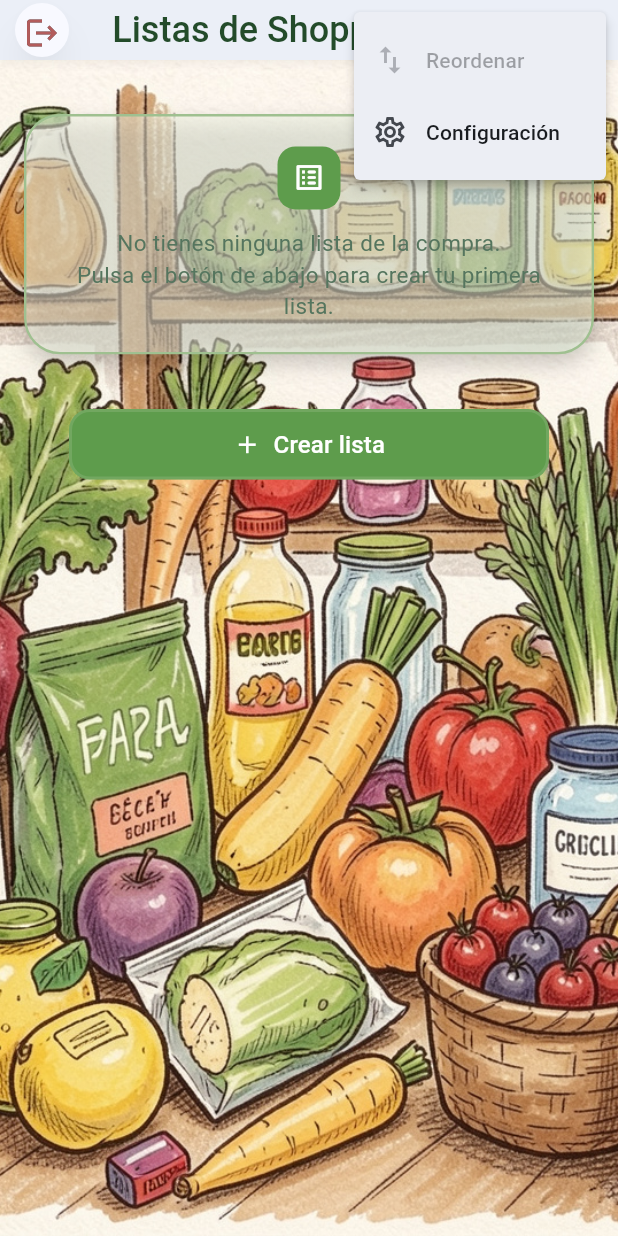
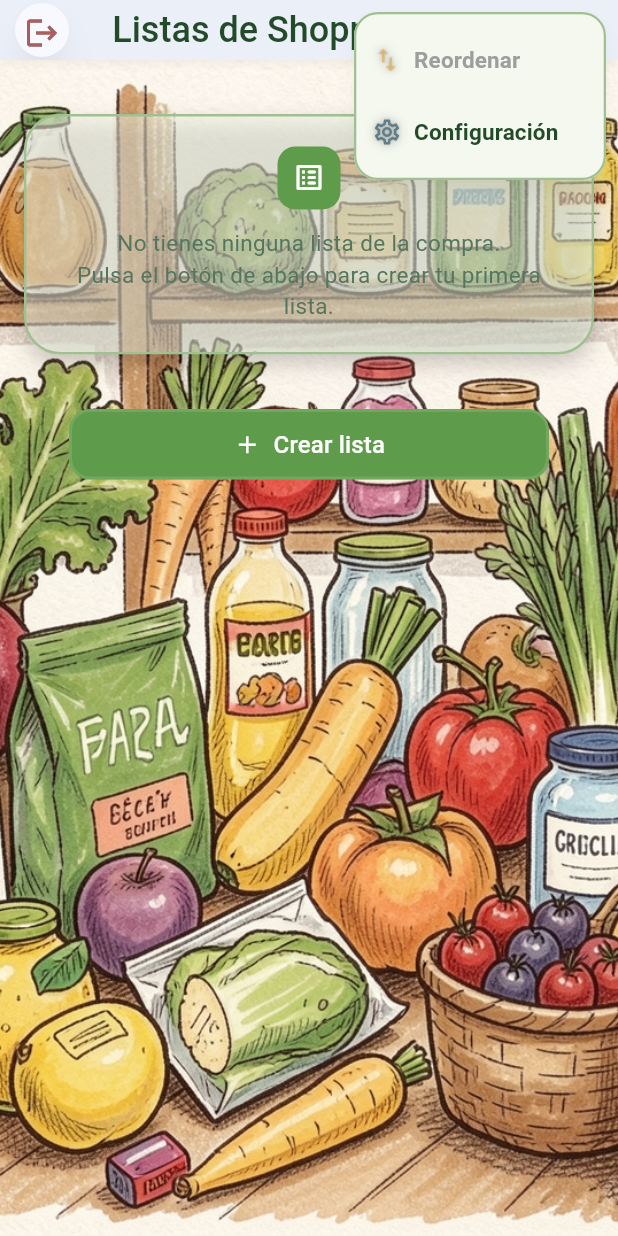
Before and after one commit to Javier-D-Restoy/shopping_hero, a Flutter app: the ListManager screen opened directly, after a tap on the "more vert" icon, on a phone screen of 412 x 824 dp. Run offline on Flutter 3.47's test engine with Material 3 defaults, Android fonts, the light colour scheme and no system bars; drawn by our look-alikes of auto_size_text; our stand-ins replace cloud_firestore, firebase_auth, firebase_core, flutter_svg, hive_flutter; accounts and stored records are empty.

Commit message:
- Ligera actualización visual del menu Mas Opciones de ListManager, el de los 3 puntos, para que siga el estilo de la app.

```diff
--- a/lib/features/auth/presentation/screens/notifications_page.dart
+++ b/lib/features/auth/presentation/screens/notifications_page.dart
@@ -81,7 +81,7 @@ class _NotificationsPageState extends State<NotificationsPage> {
     final themeProvider = context.watch<ThemeProvider>();
 
     return Scaffold(
-      appBar: AppBar(title: const Text('Notificaciones')),
+      appBar: AppBar(title: const Text('  Notificaciones')),
       body: RefreshIndicator(
         color: themeProvider.primaryColor,
         onRefresh: _loadInvitations,
--- a/lib/features/shopping_lists/presentation/screens/list_manager_page.dart
+++ b/lib/features/shopping_lists/presentation/screens/list_manager_page.dart
@@ -190,6 +190,13 @@ class _ListManagerState extends State<ListManager> {
             tooltip: 'Más opciones',
             enabled: !_isLoggingOut,
             icon: const Icon(Icons.more_vert),
+            color: themeProvider.surfaceSoft,
+            elevation: 6,
+            shadowColor: themeProvider.cardShadowColor,
+            shape: RoundedRectangleBorder(
+              borderRadius: BorderRadius.circular(16),
+              side: BorderSide(color: themeProvider.borderColor, width: 1.5),
+            ),
             onSelected: (action) {
               switch (action) {
                 case _ListManagerAction.reorder:
@@ -212,11 +219,26 @@ class _ListManagerState extends State<ListManager> {
               PopupMenuItem<_ListManagerAction>(
                 value: _ListManagerAction.reorder,
                 enabled: listNames.length > 1,
-                child: const Row(
+                child: Row(
                   children: [
-                    Icon(Icons.swap_vert),
-                    SizedBox(width: 12),
-                    Text('Reordenar'),
+                    Icon(
+                      Icons.swap_vert,
+                      size: 20,
+                      color: Colors.orange,
+                      weight: 30,
+                      shadows: themeProvider.shadowsMid,
+                    ),
+                    const SizedBox(width: 8),
+                    Text(
+                      'Reordenar',
+                      style: TextStyle(
+                        color: listNames.length > 1
+                            ? themeProvider.textStrongColor
+                            : Colors.grey,
+                        fontSize: 15,
+                        fontWeight: FontWeight.w600,
+                      ),
+                    ),
                   ],
                 ),
               ),
@@ -226,9 +248,22 @@ class _ListManagerState extends State<ListManager> {
                   child: Row(
                     mainAxisSize: MainAxisSize.min,
                     children: [
-                      const Icon(Icons.notifications_outlined),
-                      const SizedBox(width: 12),
-                      const Text('Notificaciones'),
+                      Icon(
+                        Icons.notifications_outlined,
+                        size: 20,
+                        color: themeProvider.primaryColor,
+                        weight: 30,
+                        shadows: themeProvider.shadowsMid,
+                      ),
+                      const SizedBox(width: 8),
+                      Text(
+                        'Notificaciones',
+                        style: TextStyle(
+                          color: themeProvider.textStrongColor,
+                          fontSize: 15,
+                          fontWeight: FontWeight.w600,
+                        ),
+                      ),
                       if (_pendingNotificationCount > 0) ...[
                         const SizedBox(width: 8),
                         Container(
@@ -257,13 +292,26 @@ class _ListManagerState extends State<ListManager> {
                     ],
                   ),
                 ),
-              const PopupMenuItem<_ListManagerAction>(
+              PopupMenuItem<_ListManagerAction>(
                 value: _ListManagerAction.settings,
                 child: Row(
                   children: [
-                    Icon(Icons.settings_outlined),
-                    SizedBox(width: 12),
-                    Text('Configuración'),
+                    Icon(
+                      Icons.settings_outlined,
+                      size: 20,
+                      color: Colors.blueGrey,
+                      weight: 30,
+                      shadows: themeProvider.shadowsMid,
+                    ),
+                    const SizedBox(width: 8),
+                    Text(
+                      'Configuración',
+                      style: TextStyle(
+                        color: themeProvider.textStrongColor,
+                        fontSize: 15,
+                        fontWeight: FontWeight.w600,
+                      ),
+                    ),
                   ],
                 ),
               ),
```
